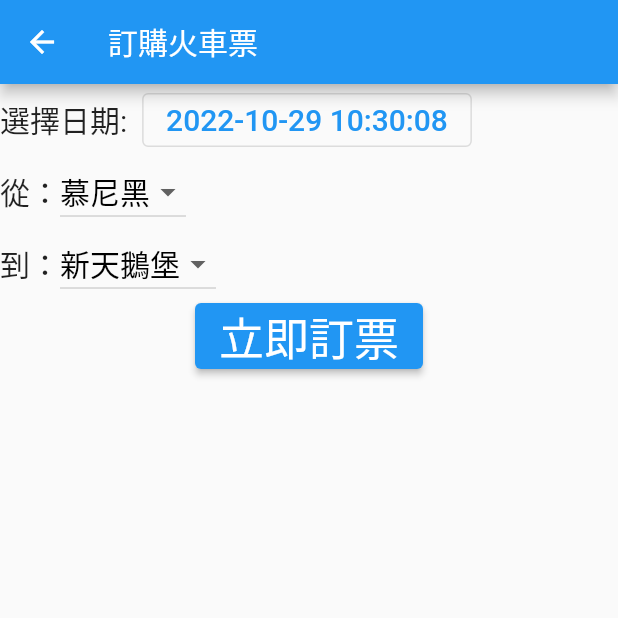
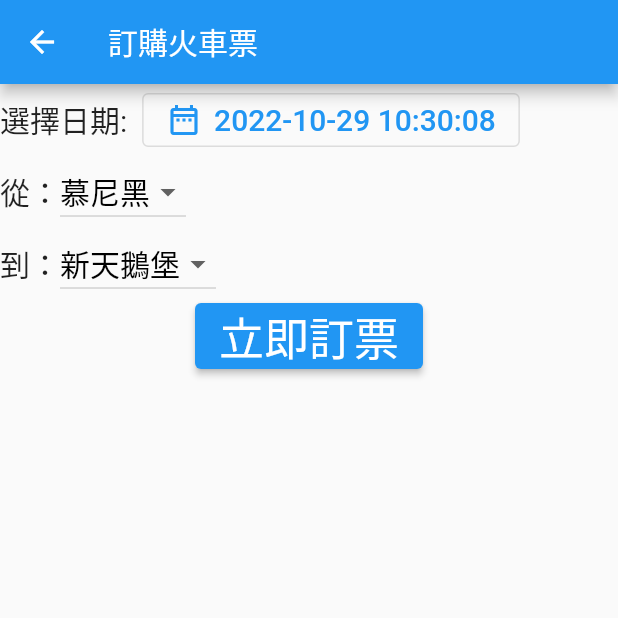
Before and after one commit to az198071123/bts-trip-app, a Flutter app: the screen it shows after launch, after a tap on "前往火車訂票", on a phone screen of 412 x 824 dp, the top half of it. Run offline on Flutter 3.47's test engine with Material 2 defaults, Android fonts, the phone set to English and light mode, and no system bars.

Commit message:
date picker icon

```diff
--- a/lib/pages/schlossNeuschwanstein_item.dart
+++ b/lib/pages/schlossNeuschwanstein_item.dart
@@ -40,6 +40,10 @@ class _SchlossNeuschwansteinPageState extends State<SchlossNeuschwansteinPage> {
                 style: TextStyle(fontSize: 20.0),
               ),
               DropdownButton(
+                icon: const Icon(
+                  Icons.people,
+                  size: 24.0,
+                ),
                 style: const TextStyle(fontSize: 20.0, color: Colors.black),
                 value: peopleCount,
                 items: const [
@@ -63,7 +67,11 @@ class _SchlossNeuschwansteinPageState extends State<SchlossNeuschwansteinPage> {
               '日期:  ',
               style: TextStyle(fontSize: 20.0),
             ),
-            OutlinedButton(
+            OutlinedButton.icon(
+              icon: const Icon(
+                Icons.date_range_outlined,
+                size: 24.0,
+              ),
               onPressed: () async {
                 DateTime? newDate = await showDatePicker(
                     context: context,
@@ -76,7 +84,7 @@ class _SchlossNeuschwansteinPageState extends State<SchlossNeuschwansteinPage> {
                   date = newDate;
                 });
               },
-              child: Text(
+              label: Text(
                 DateFormat("yyyy-MM-dd").format(date),
                 style: const TextStyle(
                   fontSize: 20.0,
--- a/lib/pages/train_page.dart
+++ b/lib/pages/train_page.dart
@@ -33,7 +33,11 @@ class _TrainPageState extends State<TrainPage> {
               '選擇日期:  ',
               style: TextStyle(fontSize: 20.0),
             ),
-            OutlinedButton(
+            OutlinedButton.icon(
+              icon: const Icon(
+                Icons.date_range_outlined,
+                size: 24.0,
+              ),
               onPressed: () async {
                 DateTime? newDate = await showDatePicker(
                     context: context,
@@ -52,7 +56,7 @@ class _TrainPageState extends State<TrainPage> {
                       timeOfDay.hour, newDate.minute);
                 });
               },
-              child: Text(
+              label: Text(
                 DateFormat("yyyy-MM-dd HH:mm:ss").format(date),
                 style: const TextStyle(
                   fontSize: 20.0,
--- a/pubspec.yaml
+++ b/pubspec.yaml
@@ -38,6 +38,7 @@ dependencies:
   cupertino_icons: ^1.0.2
   url_launcher: ^6.1.6
   http: ^0.13.5
+  intl: ^0.17.0
 
 dev_dependencies:
   flutter_test:
```
Also changed, not shown: pubspec.lock.
